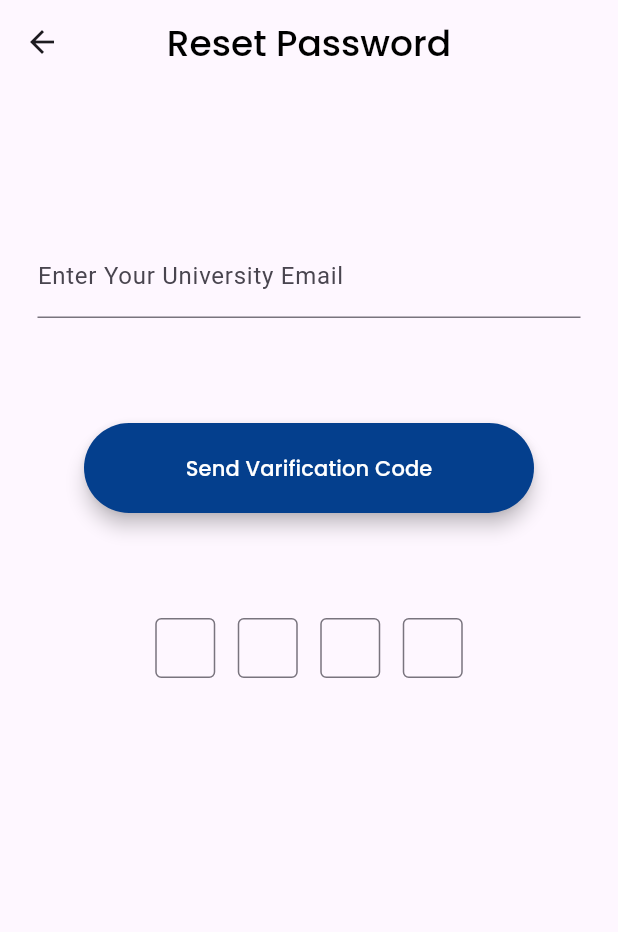
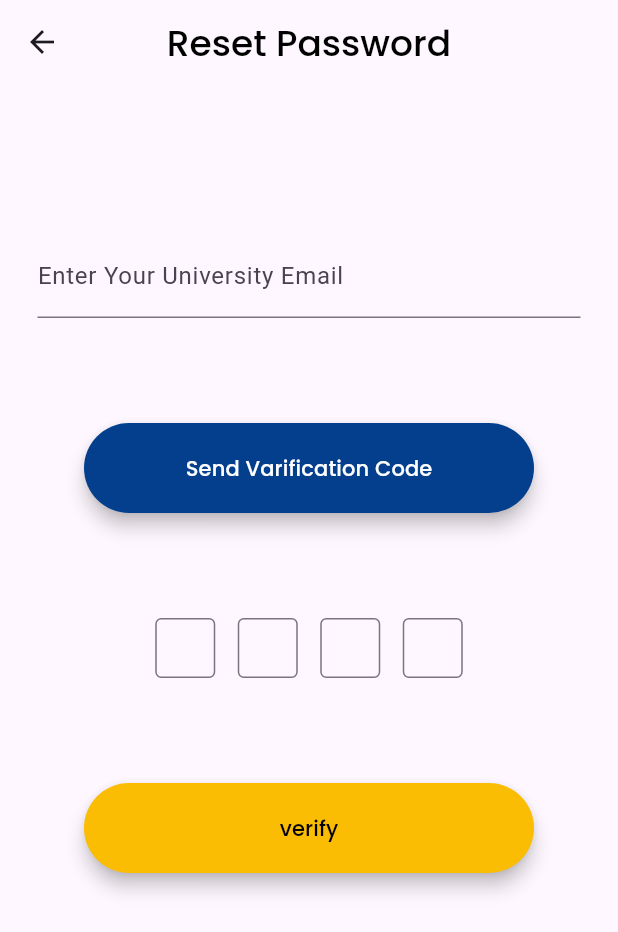
Before and after one commit to Dismi343/Whitspace, a Flutter app: the ResetPage screen opened directly, on a phone screen of 412 x 824 dp. Shown: the top 932 px of the screen. Run offline on Flutter 3.47's test engine with Material 3 defaults, Android fonts, the phone set to English and light mode, and no system bars; our stand-ins replace firebase_core, google_fonts; accounts and stored records are empty.

Commit message:
verify button

```diff
--- a/lib/pages/rest_password.dart
+++ b/lib/pages/rest_password.dart
@@ -3,11 +3,14 @@ import 'package:flutter/services.dart';
 import 'package:google_fonts/google_fonts.dart';
 import 'package:whitespace/constants/colors.dart';
 
-class ResetPage extends StatelessWidget {
+class ResetPage extends StatefulWidget {
   const ResetPage({super.key});
 
+  @override
+   _ResetPageState createState() => _ResetPageState();
 
-
+}
+class _ResetPageState extends State<ResetPage>{
   @override
   Widget build(BuildContext context) {
     return Scaffold(
@@ -148,6 +151,24 @@ class ResetPage extends StatelessWidget {
                       ],
                     ),
                   ),
+                  Container(
+                    padding: EdgeInsets.symmetric(vertical: 70,horizontal: 25),
+                    child:ElevatedButton(
+                      onPressed: (){},
+                      style:ElevatedButton.styleFrom(
+                        minimumSize:Size(300, 60),
+                        elevation:5,
+                        backgroundColor: primaryYellow
+                      ),
+                      child:Text(
+                        'verify',
+                        style: GoogleFonts.poppins(
+                          color: Colors.black,
+                          fontSize: 14,
+                        ),
+                      ),
+                    )
+                  )
 
 
                 ],
```
